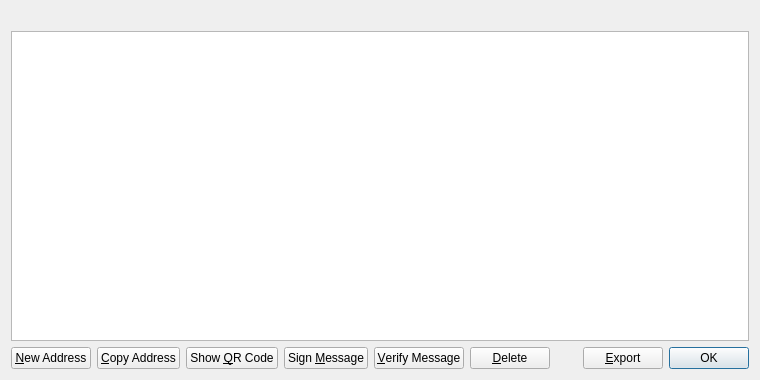
Qt form src/qt/forms/addressbookpage.ui (monocle-project/monocle) before a commit.
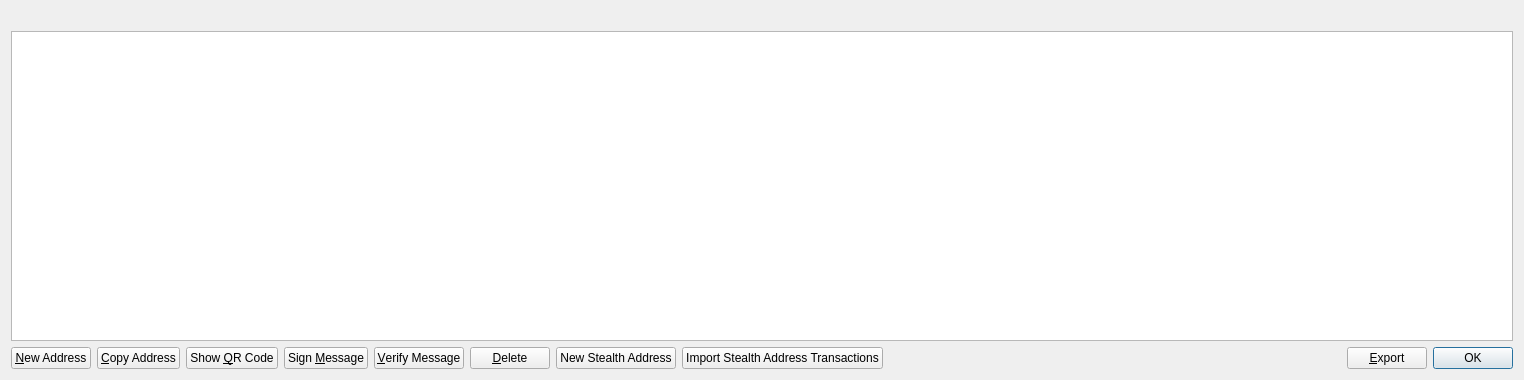
The same form after that commit. Icons and pictures are not drawn.

The edit to the form file:
```diff
--- a/src/qt/forms/addressbookpage.ui
+++ b/src/qt/forms/addressbookpage.ui
@@ -6,7 +6,7 @@
    <rect>
     <x>0</x>
     <y>0</y>
-    <width>760</width>
+    <width>1524</width>
     <height>380</height>
    </rect>
   </property>
@@ -135,6 +135,28 @@
        </property>
       </widget>
      </item>
+     <item>
+      <widget class="QPushButton" name="newStealthAddress">
+       <property name="text">
+        <string>New Stealth Address</string>
+       </property>
+       <property name="icon">
+        <iconset resource="../bitcoin.qrc">
+         <normaloff>:/icons/add</normaloff>:/icons/add</iconset>
+       </property>
+      </widget>
+     </item>
+     <item>
+      <widget class="QPushButton" name="importStealthAddress">
+       <property name="text">
+        <string>Import Stealth Address Transactions</string>
+       </property>
+       <property name="icon">
+        <iconset resource="../bitcoin.qrc">
+         <normaloff>:/icons/edit</normaloff>:/icons/edit</iconset>
+       </property>
+      </widget>
+     </item>
      <item>
       <spacer name="horizontalSpacer">
        <property name="orientation">
```
